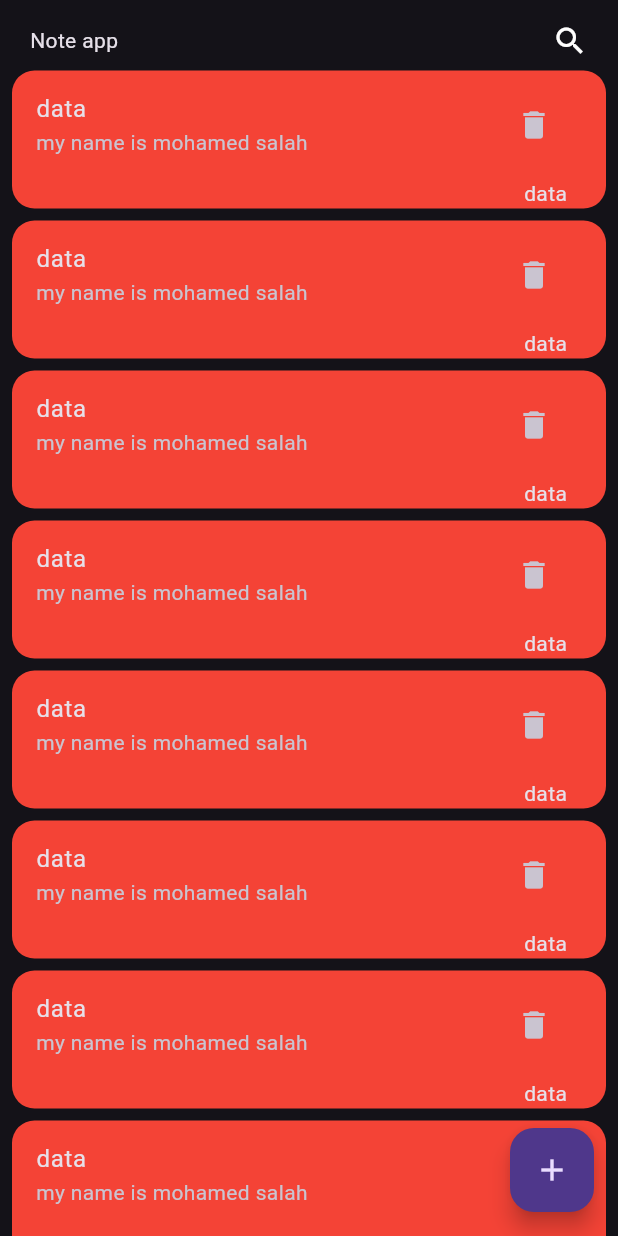
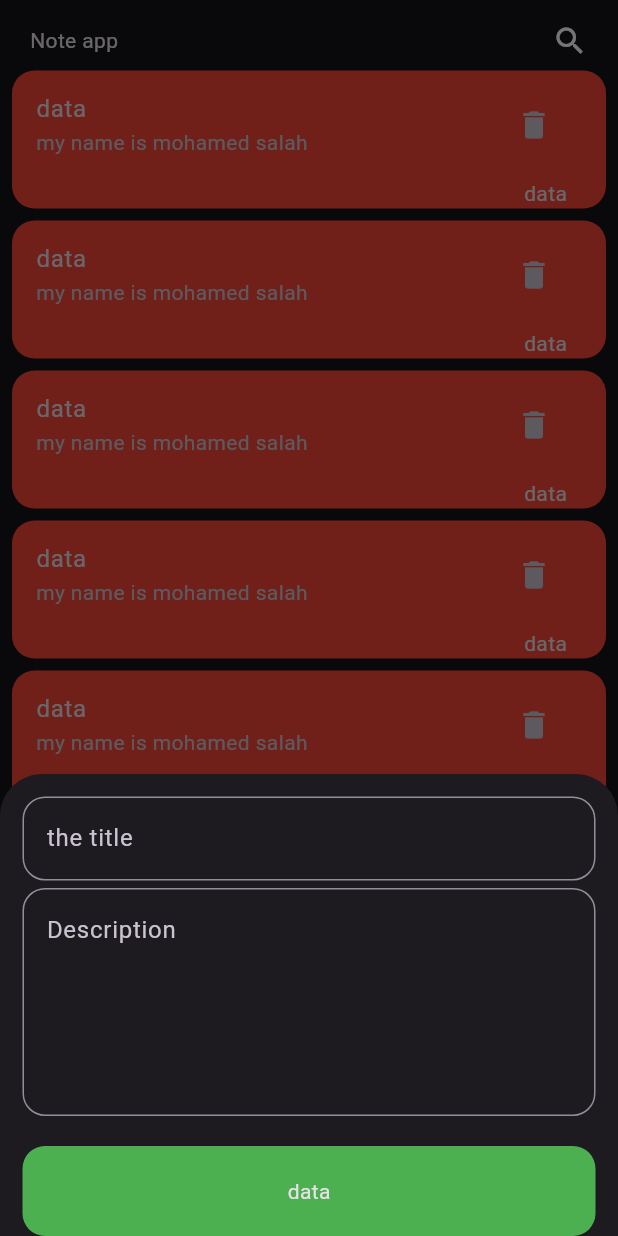
Before and after one commit to MohaMdSalah2003/note, a Flutter app: the screen it shows after launch, after a tap on the "add" icon, on a phone screen of 412 x 824 dp. Run offline on Flutter 3.47's test engine with Material 3 defaults, Android fonts, the phone set to English and light mode, and no system bars.

Commit message:
the bottom sheet ui is done

```diff
--- a/lib/custom_appbar.dart
+++ b/lib/custom_appbar.dart
@@ -12,7 +12,7 @@ class CustomAppbar extends StatelessWidget {
         children: [
           Text('Note app'),
           GestureDetector(
-             behavior: HitTestBehavior.translucent,
+
             onTap: (){},
             child: Container(
               child:
--- /dev/null
+++ b/lib/custom_bottom_sheet.dart
@@ -0,0 +1,79 @@
+import 'package:flutter/material.dart';
+
+class CustomBottomSheet extends StatelessWidget {
+  const CustomBottomSheet({super.key});
+
+  @override
+  Widget build(BuildContext context) {
+    return  Padding(
+      padding: EdgeInsets.only(left: 15, right: 15,top: 15),
+      child: SingleChildScrollView(
+        child: Column(
+         children: [
+
+           CustomTextField(hintText: "the title",activeColor: Colors.green,),
+           SizedBox(height: 5,),
+           CustomTextField(hintText: "Description ",maxline: 5,activeColor: Colors.green,),
+           SizedBox(
+             height: 20,
+           ),
+           CustomButton()
+
+         ],
+        ),
+      ),
+    );
+  }
+}
+
+class CustomTextField extends StatelessWidget {
+const   CustomTextField({this.activeColor=Colors.white,required this.hintText,this.maxline =1,
+    super.key,
+  });
+final Color activeColor;
+final String hintText;
+final int maxline;
+  @override
+  Widget build(BuildContext context) {
+    return TextField(
+      maxLines: maxline,
+
+      decoration: InputDecoration(
+        hintText: hintText,
+        focusedBorder:buildBorder(activeColor) ,
+
+        border: buildBorder()
+      ),
+    );
+  }
+}
+class CustomButton extends StatelessWidget {
+  const CustomButton({super.key});
+
+  @override
+  Widget build(BuildContext context) {
+    return  GestureDetector(
+      onTap: (){
+
+      },
+      child: Container(
+        width: MediaQuery.of(context).size.width,
+        height: 60,
+        decoration: BoxDecoration(
+
+          color: Colors.green,
+          borderRadius: BorderRadius.circular(15)
+        ),
+        child: Center(child: Text("data")),
+      ),
+    );
+  }
+}
+
+OutlineInputBorder buildBorder([ color]){
+  return OutlineInputBorder(
+          borderSide:BorderSide(
+            color:color ?? Colors.white ) ,
+          borderRadius: BorderRadius.circular(15),
+        );
+}
--- a/lib/home.dart
+++ b/lib/home.dart
@@ -1,5 +1,6 @@
 import 'package:flutter/material.dart';
 import 'package:note_app/custom_appbar.dart';
+import 'package:note_app/custom_bottom_sheet.dart';
 import 'package:note_app/note_item.dart';
 
 class HomePage extends StatelessWidget {
@@ -8,7 +9,12 @@ class HomePage extends StatelessWidget {
   @override
   Widget build(BuildContext context) {
     return  Scaffold(
-     floatingActionButton: FloatingActionButton(onPressed: (){},child: Icon(Icons.add),),
+     floatingActionButton: FloatingActionButton(onPressed: (){
+       showModalBottomSheet(context: context,
+        builder: (context){
+         return CustomBottomSheet();
+       });
+     },child: Icon(Icons.add),),
       body: Column(
         children: [
           SizedBox(height: 15,),
```
